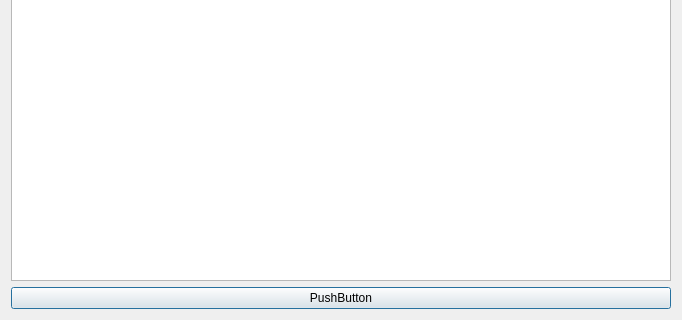
Before: the Qt Designer form src/mainDialog.ui in amartin755/sshTunnelGui, drawn with Qt 5; both pictures show x 0 to 682 and y 156 to 476 of the 682 by 476 pixel window.
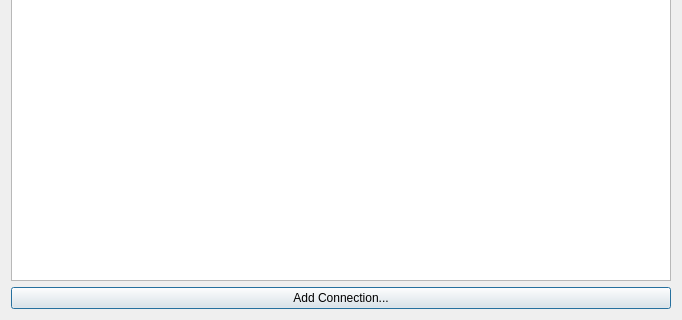
After: the same form once the commit is applied. Icons and pictures are not drawn.

Patch:
```diff
--- a/src/mainDialog.ui
+++ b/src/mainDialog.ui
@@ -62,7 +62,7 @@
    <item>
     <widget class="QPushButton" name="btnAdd">
      <property name="text">
-      <string>PushButton</string>
+      <string>Add Connection...</string>
      </property>
     </widget>
    </item>
```
